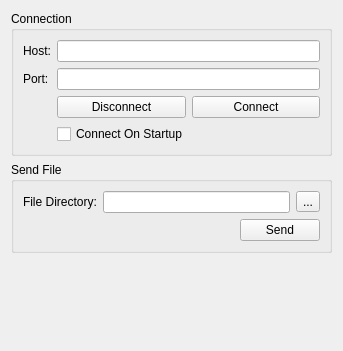
Before: the Qt Designer form Plugins/GeomServer/GeomServer.ui in pengwg/vurtigo, drawn with Qt 5.
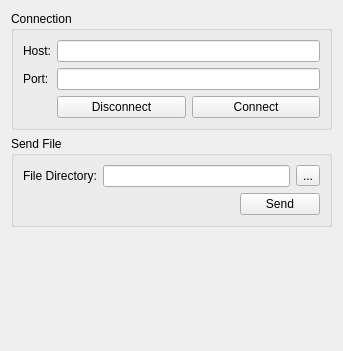
After: the same form once the commit is applied.

```diff
--- a/Plugins/GeomServer/GeomServer.ui
+++ b/Plugins/GeomServer/GeomServer.ui
@@ -58,19 +58,6 @@
         </item>
        </layout>
       </item>
-      <item row="3" column="1">
-       <widget class="QCheckBox" name="connStartCheckBox">
-        <property name="autoFillBackground">
-         <bool>false</bool>
-        </property>
-        <property name="text">
-         <string>Connect On Startup</string>
-        </property>
-        <property name="checked">
-         <bool>false</bool>
-        </property>
-       </widget>
-      </item>
      </layout>
     </widget>
    </item>
```
